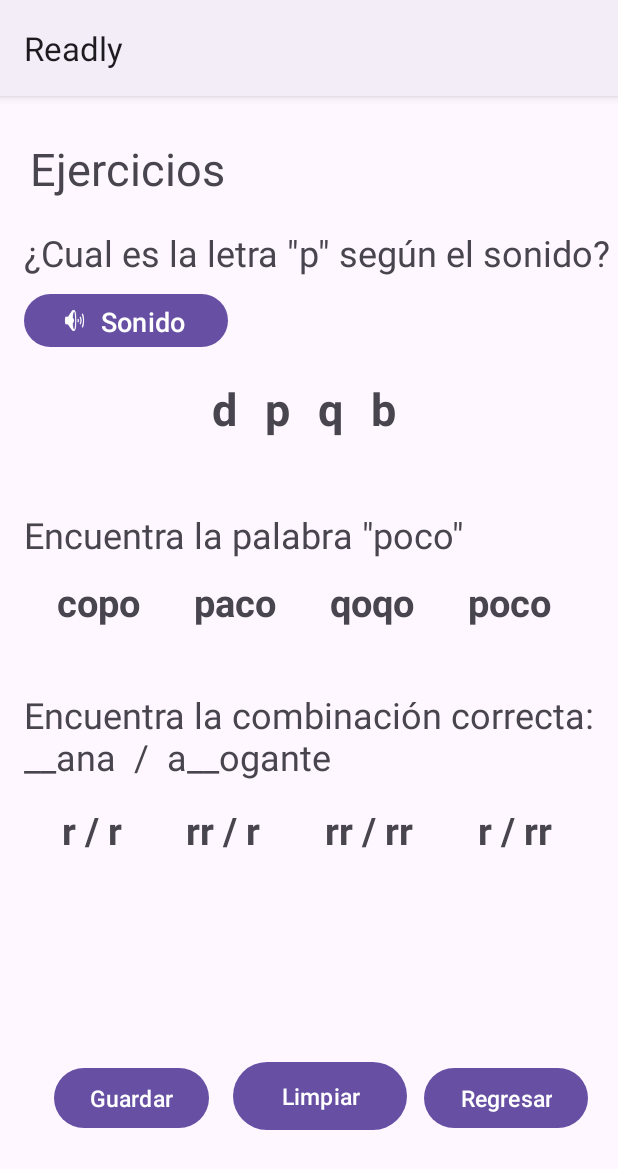
After one commit to Sormec/readly, an Android app: the EjerciciosActivity screen opened directly, with no data from a screen before it, on a phone screen of 412 x 824 dp. The commit adds this screen. Shown: the top 1169 px of the screen. Run offline under Robolectric (Android 15) with nearby library versions, the phone set to English and light mode, and no system bars.

Commit message:
Implementación ejercicios para disminuir dislexia

```diff
--- a/app/src/main/AndroidManifest.xml
+++ b/app/src/main/AndroidManifest.xml
@@ -12,6 +12,9 @@
         android:supportsRtl="true"
         android:theme="@style/Theme.Readly"
         tools:targetApi="31">
+        <activity
+            android:name=".EjerciciosActivity"
+            android:exported="false" />
         <activity
             android:name=".EditarperfilActivity"
             android:exported="false" />
--- /dev/null
+++ b/app/src/main/java/com/example/readly/EjerciciosActivity.java
@@ -0,0 +1,92 @@
+package com.example.readly;
+
+import android.content.Intent;
+import android.graphics.Color;
+import android.media.AudioManager;
+import android.media.SoundPool;
+import android.os.Bundle;
+import android.view.View;
+import android.widget.TextView;
+
+import androidx.activity.EdgeToEdge;
+import androidx.appcompat.app.AppCompatActivity;
+import androidx.core.graphics.Insets;
+import androidx.core.view.ViewCompat;
+import androidx.core.view.WindowInsetsCompat;
+
+public class EjerciciosActivity extends AppCompatActivity {
+
+    private SoundPool sp;
+    private int sonidoReproducir;
+    private TextView txtD;
+    private TextView txtP;
+    private TextView txtQ;
+    private TextView txtB;
+    @Override
+    protected void onCreate(Bundle savedInstanceState) {
+        super.onCreate(savedInstanceState);
+        EdgeToEdge.enable(this);
+        setContentView(R.layout.activity_ejercicios);
+        ViewCompat.setOnApplyWindowInsetsListener(findViewById(R.id.main), (v, insets) -> {
+            Insets systemBars = insets.getInsets(WindowInsetsCompat.Type.systemBars());
+            v.setPadding(systemBars.left, systemBars.top, systemBars.right, systemBars.bottom);
+            return insets;
+        });
+
+        txtD= findViewById(R.id.text_D);
+        txtP= findViewById(R.id.text_P);
+        txtQ= findViewById(R.id.text_Q);
+        txtB= findViewById(R.id.text_B);
+
+        sp = new SoundPool(3, AudioManager.STREAM_MUSIC, 1);
+        sonidoReproducir = sp.load(this, R.raw.letrap, 1);
+    }
+
+    public void reproduceSound(View view) {
+        sp.play(sonidoReproducir, 1f, 1f, 1, 0, 1f);
+    }
+
+    public void seleccionarOpcion(View view){
+        //crear un metodo que coloree solo el que seleciono
+        String bg = "#F4DFA2";
+        int opcion = view.getId();
+        if( opcion == R.id.text_D ) {
+            // D P Q B
+            txtD.setBackgroundColor(Color.parseColor(bg));
+            txtP.setBackgroundColor(Color.TRANSPARENT);
+            txtQ.setBackgroundColor(Color.TRANSPARENT);
+            txtB.setBackgroundColor(Color.TRANSPARENT);
+
+        } else if ( opcion == R.id.text_P ){
+            txtD.setBackgroundColor(Color.TRANSPARENT);
+            txtP.setBackgroundColor(Color.parseColor(bg));
+            txtQ.setBackgroundColor(Color.TRANSPARENT);
+            txtB.setBackgroundColor(Color.TRANSPARENT);
+
+        } else if ( opcion == R.id.text_Q ) {
+            txtD.setBackgroundColor(Color.TRANSPARENT);
+            txtP.setBackgroundColor(Color.TRANSPARENT);
+            txtQ.setBackgroundColor(Color.parseColor(bg));
+            txtB.setBackgroundColor(Color.TRANSPARENT);
+
+        } else if ( opcion == R.id.text_B ){
+            txtD.setBackgroundColor(Color.TRANSPARENT);
+            txtP.setBackgroundColor(Color.TRANSPARENT);
+            txtQ.setBackgroundColor(Color.TRANSPARENT);
+            txtB.setBackgroundColor(Color.parseColor(bg));
+        }
+    }
+
+    public void borrar(View view){
+        txtD.setBackgroundColor(Color.TRANSPARENT);
+        txtP.setBackgroundColor(Color.TRANSPARENT);
+        txtQ.setBackgroundColor(Color.TRANSPARENT);
+        txtB.setBackgroundColor(Color.TRANSPARENT);
+    }
+
+    public void regresarInicio(View v) {
+        Intent ventanaInicio = new Intent(v.getContext(), InicioActivity.class);
+        startActivity(ventanaInicio);
+    }
+
+}
--- a/app/src/main/java/com/example/readly/InicioActivity.java
+++ b/app/src/main/java/com/example/readly/InicioActivity.java
@@ -56,7 +56,11 @@ public class InicioActivity extends AppCompatActivity {
         Intent ventanaAyuda = new Intent(this, AyudaActivity.class);
         startActivity(ventanaAyuda);
         return true;
-    }
+        } else if(id == R.id.itemEjercicios) {
+            Intent ventanaEjercicios = new Intent(this, EjerciciosActivity.class);
+            startActivity(ventanaEjercicios);
+        }
+
         return super.onOptionsItemSelected(item);
     }
 }
--- /dev/null
+++ b/app/src/main/res/layout/activity_ejercicios.xml
@@ -0,0 +1,257 @@
+<?xml version="1.0" encoding="utf-8"?>
+<androidx.constraintlayout.widget.ConstraintLayout xmlns:android="http://schemas.android.com/apk/res/android"
+    xmlns:app="http://schemas.android.com/apk/res-auto"
+    xmlns:tools="http://schemas.android.com/tools"
+    android:id="@+id/main"
+    android:layout_width="match_parent"
+    android:layout_height="match_parent"
+    tools:context=".EjerciciosActivity">
+
+    <Button
+        android:id="@+id/btnGuardarr"
+        android:layout_width="wrap_content"
+        android:layout_height="wrap_content"
+        android:layout_marginStart="36dp"
+        android:layout_marginTop="644dp"
+        android:text="Guardar"
+        android:textSize="15sp"
+        app:layout_constraintStart_toStartOf="parent"
+        app:layout_constraintTop_toTopOf="parent" />
+
+    <Button
+        android:id="@+id/btnLimpiar"
+        android:layout_width="116dp"
+        android:layout_height="53dp"
+        android:layout_marginTop="640dp"
+        android:onClick="borrar"
+        android:text="Limpiar"
+        android:textSize="15sp"
+        app:layout_constraintEnd_toEndOf="parent"
+        app:layout_constraintHorizontal_bias="0.525"
+        app:layout_constraintStart_toStartOf="parent"
+        app:layout_constraintTop_toTopOf="parent" />
+
+    <Button
+        android:id="@+id/btnVolver"
+        android:layout_width="wrap_content"
+        android:layout_height="wrap_content"
+        android:layout_marginTop="644dp"
+        android:layout_marginEnd="20dp"
+        android:onClick="regresarInicio"
+        android:text="Regresar"
+        android:textSize="15sp"
+        app:layout_constraintEnd_toEndOf="parent"
+        app:layout_constraintTop_toTopOf="parent" />
+
+    <LinearLayout
+        android:id="@+id/linearLayout"
+        android:layout_width="143dp"
+        android:layout_height="67dp"
+        android:layout_marginStart="132dp"
+        android:layout_marginTop="188dp"
+        android:orientation="horizontal"
+        app:layout_constraintStart_toStartOf="parent"
+        app:layout_constraintTop_toTopOf="parent">
+
+        <TextView
+            android:id="@+id/text_D"
+            android:layout_width="35dp"
+            android:layout_height="48dp"
+            android:onClick="seleccionarOpcion"
+            android:text="d"
+            android:textAlignment="center"
+            android:textSize="30sp"
+            android:textStyle="bold" />
+
+        <TextView
+            android:id="@+id/text_P"
+            android:layout_width="35dp"
+            android:layout_height="48dp"
+            android:onClick="seleccionarOpcion"
+            android:text="p"
+            android:textAlignment="center"
+            android:textSize="30sp"
+            android:textStyle="bold" />
+
+        <TextView
+            android:id="@+id/text_Q"
+            android:layout_width="35dp"
+            android:layout_height="48dp"
+            android:onClick="seleccionarOpcion"
+            android:text="q"
+            android:textAlignment="center"
+            android:textSize="30sp"
+            android:textStyle="bold" />
+
+        <TextView
+            android:id="@+id/text_B"
+            android:layout_width="35dp"
+            android:layout_height="48dp"
+            android:onClick="seleccionarOpcion"
+            android:text="b"
+            android:textAlignment="center"
+            android:textSize="30sp"
+            android:textStyle="bold" />
+    </LinearLayout>
+
+    <TextView
+        android:id="@+id/textView16"
+        android:layout_width="wrap_content"
+        android:layout_height="wrap_content"
+        android:layout_marginStart="20dp"
+        android:layout_marginTop="28dp"
+        android:text="Ejercicios"
+        android:textSize="30dp"
+        app:layout_constraintStart_toStartOf="parent"
+        app:layout_constraintTop_toTopOf="parent" />
+
+    <Button
+        android:id="@+id/button3"
+        android:layout_width="136dp"
+        android:layout_height="43dp"
+        android:layout_marginStart="16dp"
+        android:layout_marginTop="128dp"
+        android:onClick="reproduceSound"
+        android:text="Sonido"
+        android:textAlignment="viewStart"
+        android:textSize="18sp"
+        app:icon="@android:drawable/ic_lock_silent_mode_off"
+        app:iconSize="19dp"
+        app:layout_constraintStart_toStartOf="parent"
+        app:layout_constraintTop_toTopOf="parent" />
+
+    <TextView
+        android:id="@+id/textView19"
+        android:layout_width="wrap_content"
+        android:layout_height="wrap_content"
+        android:layout_marginStart="16dp"
+        android:layout_marginTop="88dp"
+        android:text="¿Cual es la letra &quot;p&quot; según el sonido?"
+        android:textSize="24sp"
+        app:layout_constraintStart_toStartOf="parent"
+        app:layout_constraintTop_toTopOf="parent" />
+
+    <TextView
+        android:id="@+id/textView19"
+        android:layout_width="wrap_content"
+        android:layout_height="wrap_content"
+        android:layout_marginStart="16dp"
+        android:layout_marginTop="276dp"
+        android:text="Encuentra la palabra &quot;poco&quot;"
+        android:textSize="24sp"
+        app:layout_constraintStart_toStartOf="parent"
+        app:layout_constraintTop_toTopOf="parent" />
+
+    <LinearLayout
+        android:id="@+id/linearLayout2"
+        android:layout_width="365dp"
+        android:layout_height="52dp"
+        android:layout_marginStart="20dp"
+        android:layout_marginTop="320dp"
+        android:orientation="horizontal"
+        app:layout_constraintStart_toStartOf="parent"
+        app:layout_constraintTop_toTopOf="parent">
+
+        <TextView
+            android:id="@+id/textView15"
+            android:layout_width="wrap_content"
+            android:layout_height="wrap_content"
+            android:layout_weight="1"
+            android:text="copo"
+            android:textAlignment="center"
+            android:textSize="25sp"
+            android:textStyle="bold" />
+
+        <TextView
+            android:id="@+id/textView13"
+            android:layout_width="wrap_content"
+            android:layout_height="wrap_content"
+            android:layout_weight="1"
+            android:text="paco"
+            android:textAlignment="center"
+            android:textSize="25sp"
+            android:textStyle="bold" />
+
+        <TextView
+            android:id="@+id/textView7"
+            android:layout_width="wrap_content"
+            android:layout_height="wrap_content"
+            android:layout_weight="1"
+            android:text="qoqo"
+            android:textAlignment="center"
+            android:textSize="25sp"
+            android:textStyle="bold" />
+
+        <TextView
+            android:id="@+id/textView6"
+            android:layout_width="wrap_content"
+            android:layout_height="wrap_content"
+            android:layout_weight="1"
+            android:text="poco"
+            android:textAlignment="center"
+            android:textSize="25sp"
+            android:textStyle="bold" />
+    </LinearLayout>
+
+    <TextView
+        android:id="@+id/textView19"
+        android:layout_width="383dp"
+        android:layout_height="60dp"
+        android:layout_marginStart="16dp"
+        android:layout_marginTop="396dp"
+        android:text="Encuentra la combinación correcta:  __ana  /  a__ogante"
+        android:textSize="24sp"
+        app:layout_constraintStart_toStartOf="parent"
+        app:layout_constraintTop_toTopOf="parent" />
+
+    <LinearLayout
+        android:layout_width="370dp"
+        android:layout_height="58dp"
+        android:layout_marginStart="20dp"
+        android:layout_marginTop="472dp"
+        android:orientation="horizontal"
+        app:layout_constraintStart_toStartOf="parent"
+        app:layout_constraintTop_toTopOf="parent">
+
+        <TextView
+            android:id="@+id/textView21"
+            android:layout_width="wrap_content"
+            android:layout_height="wrap_content"
+            android:layout_weight="1"
+            android:text="r / r"
+            android:textAlignment="center"
+            android:textSize="25sp"
+            android:textStyle="bold" />
+
+        <TextView
+            android:id="@+id/textView17"
+            android:layout_width="wrap_content"
+            android:layout_height="wrap_content"
+            android:layout_weight="1"
+            android:text="rr / r"
+            android:textAlignment="center"
+            android:textSize="25sp"
+            android:textStyle="bold" />
+
+        <TextView
+            android:id="@+id/textView18"
+            android:layout_width="wrap_content"
+            android:layout_height="wrap_content"
+            android:layout_weight="1"
+            android:text="rr / rr"
+            android:textAlignment="center"
+            android:textSize="25sp"
+            android:textStyle="bold" />
+
+        <TextView
+            android:id="@+id/textView20"
+            android:layout_width="wrap_content"
+            android:layout_height="wrap_content"
+            android:layout_weight="1"
+            android:text="r / rr"
+            android:textAlignment="center"
+            android:textSize="25sp"
+            android:textStyle="bold" />
+    </LinearLayout>
+
+</androidx.constraintlayout.widget.ConstraintLayout>
--- a/app/src/main/res/menu/menuprincipal.xml
+++ b/app/src/main/res/menu/menuprincipal.xml
@@ -5,8 +5,8 @@
         android:id="@+id/itemInicio"
         android:title="Inicio" />
     <item
-        android:id="@+id/itemActividades"
-        android:title="Actividades" />
+        android:id="@+id/itemEjercicios"
+        android:title="Ejercicios" />
     <item
         android:id="@+id/itemProgreso"
         android:title="Progreso" />
```
Also changed, not shown: 1 other file.
